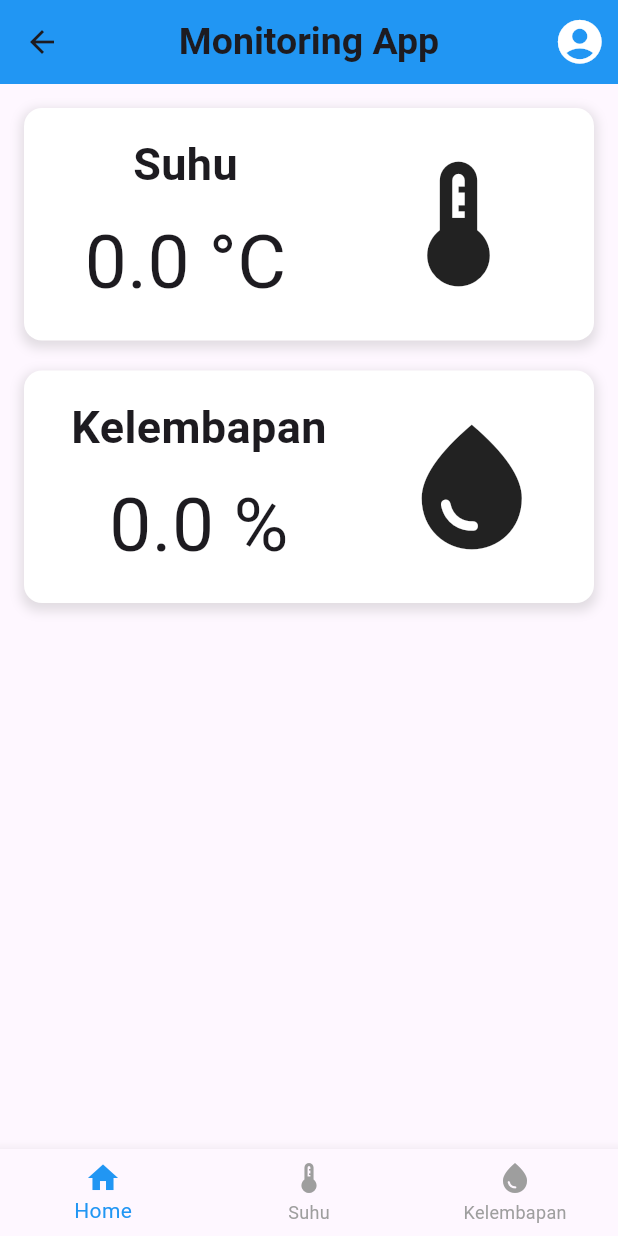
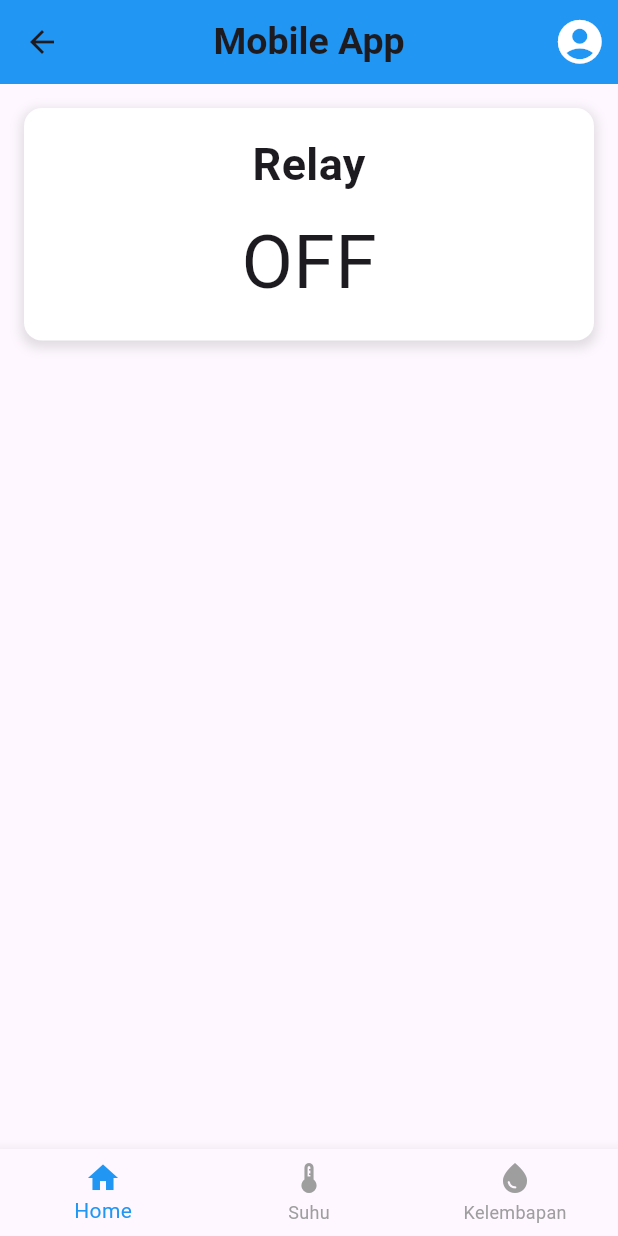
Before and after one commit to FaisalTmz007/iot_agro, a Flutter app: the HomeScreen screen opened directly with empty values, on a phone screen of 412 x 824 dp. Run offline on Flutter 3.47's test engine with Material 3 defaults, Android fonts, the phone set to English and light mode, and no system bars; our stand-ins replace fl_chart, shared_preferences; missing offline and left inert: dart:ffi, mqtt_client; accounts and stored records are empty.

Commit message:
make some changes to adapt the feature

```diff
--- a/mobile_app/lib/main.dart
+++ b/mobile_app/lib/main.dart
@@ -1,7 +1,6 @@
 import 'package:flutter/material.dart';
-import 'package:monitoring_app/pages/register.dart';
+import 'pages/register.dart';
 import 'mqtt/mqtt_service.dart';
-import 'services/api_service.dart';
 import 'pages/home.dart';
 import 'pages/login.dart';
 import 'components/loading_screen.dart';
@@ -22,24 +21,18 @@ class MyApp extends StatefulWidget {
 class _MyAppState extends State<MyApp> {
   final MqttService mqttService = MqttService(
     'broker.hivemq.com',
-    ['temp/mufrih', 'humid/mufrih']
+    'iotAgro/relay'
     // ApiService(),
   );
 
-  double tempMessage = 0;
-  double humidMessage = 0;
+  int tempMessage = 0;
+  int humidMessage = 0;
 
-  void _onMessageReceived(String topic, double message) {
+  void _onMessageReceived(String topic, int message) {
     setState(() {
-      if (topic == 'temp/mufrih') {
-        tempMessage = message;
-        print(message);
-        print(message.runtimeType);
-      } else if (topic == 'humid/mufrih') {
-        humidMessage = message;
-        print(message);
-        print(message.runtimeType);
-      }
+      tempMessage = message;
+      print(message);
+      print(message.runtimeType);
     });
   }
 
@@ -62,12 +55,11 @@ class _MyAppState extends State<MyApp> {
       debugShowCheckedModeBanner: false,
       initialRoute: '/',
       routes: {
-        '/': (context) => LoadingScreen(),
-        '/login': (context) => LoginScreen(),
-        '/register': (context) => RegisterScreen(),
-        '/home': (context) => HomeScreen(tempMessage: tempMessage, humidMessage: humidMessage),
-        '/suhu': (context) => TemperatureScreen(currentTemp: tempMessage,),
-        '/kelembapan': (context) => RiwayatSuhuPage()
+        '/': (context) => HomeScreen(tempMessage: tempMessage, humidMessage: humidMessage),
+        // '/login': (context) => LoginScreen(),
+        // '/register': (context) => RegisterScreen(),
+        // '/suhu': (context) => TemperatureScreen(currentTemp: tempMessage,),
+        // '/kelembapan': (context) => RiwayatSuhuPage()
       },
     );
   }
--- a/mobile_app/lib/pages/detail_suhu.dart
+++ b/mobile_app/lib/pages/detail_suhu.dart
@@ -1,6 +1,6 @@
 import 'package:flutter/material.dart';
 import 'package:fl_chart/fl_chart.dart';
-import 'package:monitoring_app/services/api_service.dart';
+import '../services/api_service.dart';
 import '../components/custom_app_bar.dart';
 import '../components/custom_bottom_navbar.dart';
 import '../components/data_terkini.dart';
--- a/mobile_app/lib/pages/home.dart
+++ b/mobile_app/lib/pages/home.dart
@@ -3,8 +3,8 @@ import '../components/custom_app_bar.dart';
 import '../components/custom_bottom_navbar.dart';
 
 class HomeScreen extends StatefulWidget {
-  final double tempMessage;
-  final double humidMessage;
+  final int tempMessage;
+  final int humidMessage;
 
   // Constructor untuk menerima data dari main.dart
   HomeScreen({required this.tempMessage, required this.humidMessage});
@@ -15,15 +15,24 @@ class HomeScreen extends StatefulWidget {
 }
 
 class _HomeScreenState extends State<HomeScreen> {
+  String isOn = "";
   @override
+  void initState(){
+    super.initState();
+    if (widget.tempMessage == 1){
+      isOn = "ON";
+    }else{
+      isOn = "OFF";
+    }
+  }
   Widget build(BuildContext context) {
     return Scaffold(
-      appBar: CustomAppBar(pageName: "Monitoring App"),
+      appBar: CustomAppBar(pageName: "Mobile App"),
       body: Padding(
         padding: const EdgeInsets.all(16.0),
         child: Column(
           children: [
-            // ========== SUHU ============
+            // ========== DATA RELAY ============
             Container(
               padding: const EdgeInsets.all(16.0),
               decoration: BoxDecoration(
@@ -45,7 +54,7 @@ class _HomeScreenState extends State<HomeScreen> {
                     crossAxisAlignment: CrossAxisAlignment.center,
                     children: [
                       const Text(
-                          'Suhu',
+                          'Relay',
                           style: TextStyle(
                             fontSize: 30,
                             fontWeight: FontWeight.w700
@@ -53,67 +62,62 @@ class _HomeScreenState extends State<HomeScreen> {
                       ),
                       const SizedBox(height: 8),
                       Text(
-                        '${widget.tempMessage} \u00B0C', // Data suhu ditampilkan di sini
+                        '${isOn}', // Data suhu ditampilkan di sini
                         style: const TextStyle(
                           fontSize: 50,
                         ),
                       ),
                     ],
                   ),
-                  const SizedBox(width: 16),
-                  const Icon(
-                    Icons.thermostat,
-                    size: 100,
-                  ),
                 ],
               ),
             ),
             const SizedBox(height: 20),
             // ========== Kelembapan ============
-            Container(
-              padding: const EdgeInsets.all(16.0),
-              decoration: BoxDecoration(
-                color: Colors.white,
-                borderRadius: BorderRadius.circular(12),
-                boxShadow: [
-                  BoxShadow(
-                    color: Colors.grey.withOpacity(0.3),
-                    spreadRadius: 2,
-                    blurRadius: 6,
-                    offset: const Offset(0, 3),
-                  ),
-                ],
-              ),
-              child: Row(
-                mainAxisAlignment: MainAxisAlignment.spaceEvenly,
-                children: [
-                  Column(
-                    crossAxisAlignment: CrossAxisAlignment.center,
-                    children: [
-                      const Text(
-                        'Kelembapan',
-                        style: TextStyle(
-                          fontSize: 30,
-                          fontWeight: FontWeight.w700,
-                        ),
-                      ),
-                      const SizedBox(height: 8),
-                      Text(
-                        '${widget.humidMessage} %', // Data kelembapan ditampilkan di sini
-                        style: const TextStyle(
-                          fontSize: 50,
-                        ),
-                      ),
-                    ],
-                  ),
-                  const SizedBox(width: 16),
-                  const Icon(
-                    Icons.water_drop,
-                    size: 100,
-                  ),
-                ],
-              ),
-            ),
+            // Container(
+            //   padding: const EdgeInsets.all(16.0),
+            //   decoration: BoxDecoration(
+            //     color: Colors.white,
+            //     borderRadius: BorderRadius.circular(12),
+            //     boxShadow: [
+            //       BoxShadow(
+            //         color: Colors.grey.withOpacity(0.3),
+            //         spreadRadius: 2,
+            //         blurRadius: 6,
+            //         offset: const Offset(0, 3),
+            //       ),
+            //     ],
+            //   ),
+            //   child: Row(
+            //     mainAxisAlignment: MainAxisAlignment.spaceEvenly,
+            //     children: [
+            //       Column(
+            //         crossAxisAlignment: CrossAxisAlignment.center,
+            //         children: [
+            //           const Text(
+            //             'Kelembapan',
+            //             style: TextStyle(
+            //               fontSize: 30,
+            //               fontWeight: FontWeight.w700,
+            //             ),
+            //           ),
+            //           const SizedBox(height: 8),
+            //           Text(
+            //             '${widget.humidMessage} %', // Data kelembapan ditampilkan di sini
+            //             style: const TextStyle(
+            //               fontSize: 50,
+            //             ),
+            //           ),
+            //         ],
+            //       ),
+            //       const SizedBox(width: 16),
+            //       const Icon(
+            //         Icons.water_drop,
+            //         size: 100,
+            //       ),
+            //     ],
+            //   ),
+            // ),
           ],
         ),
       ),
--- a/mobile_app/pubspec.yaml
+++ b/mobile_app/pubspec.yaml
@@ -35,6 +35,10 @@ dependencies:
   # The following adds the Cupertino Icons font to your application.
   # Use with the CupertinoIcons class for iOS style icons.
   cupertino_icons: ^1.0.2
+  http: ^1.2.0
+  shared_preferences: ^2.2.3
+  fl_chart: ^0.69.2
+  mqtt_client: ^10.3.0
 
 dev_dependencies:
   flutter_test:
@@ -45,7 +49,7 @@ dev_dependencies:
   # activated in the `analysis_options.yaml` file located at the root of your
   # package. See that file for information about deactivating specific lint
   # rules and activating additional ones.
-  flutter_lints: ^2.0.0
+  flutter_lints: ^4.0.0
 
 # For information on the generic Dart part of this file, see the
 # following page: https://dart.dev/tools/pub/pubspec
```
Also changed, not shown: mobile_app/lib/mqtt/mqtt_service.dart (+5 -27 lines), mobile_app/pubspec.lock, 1 other file.
